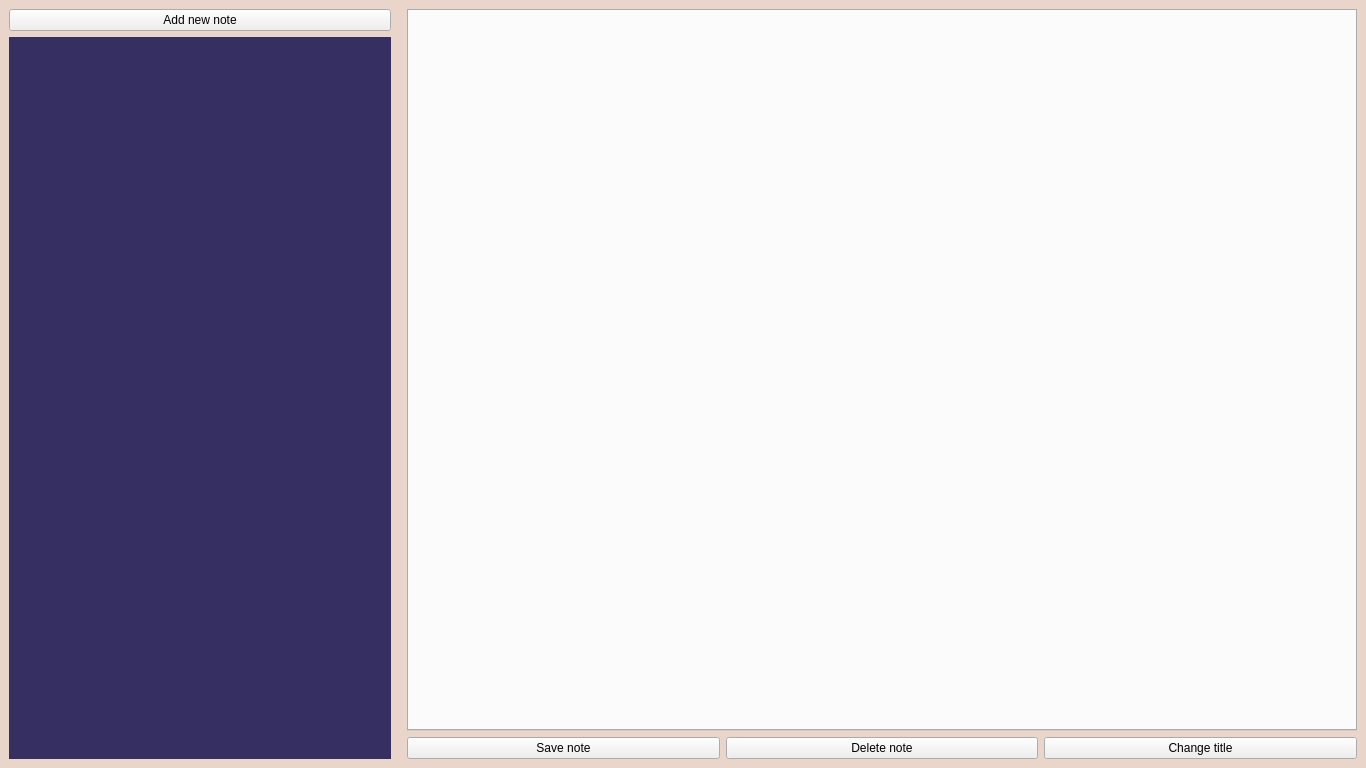
shawkyebrahim2514/To-DO-list-application, file Project/mainwindow.ui: the form before one commit.
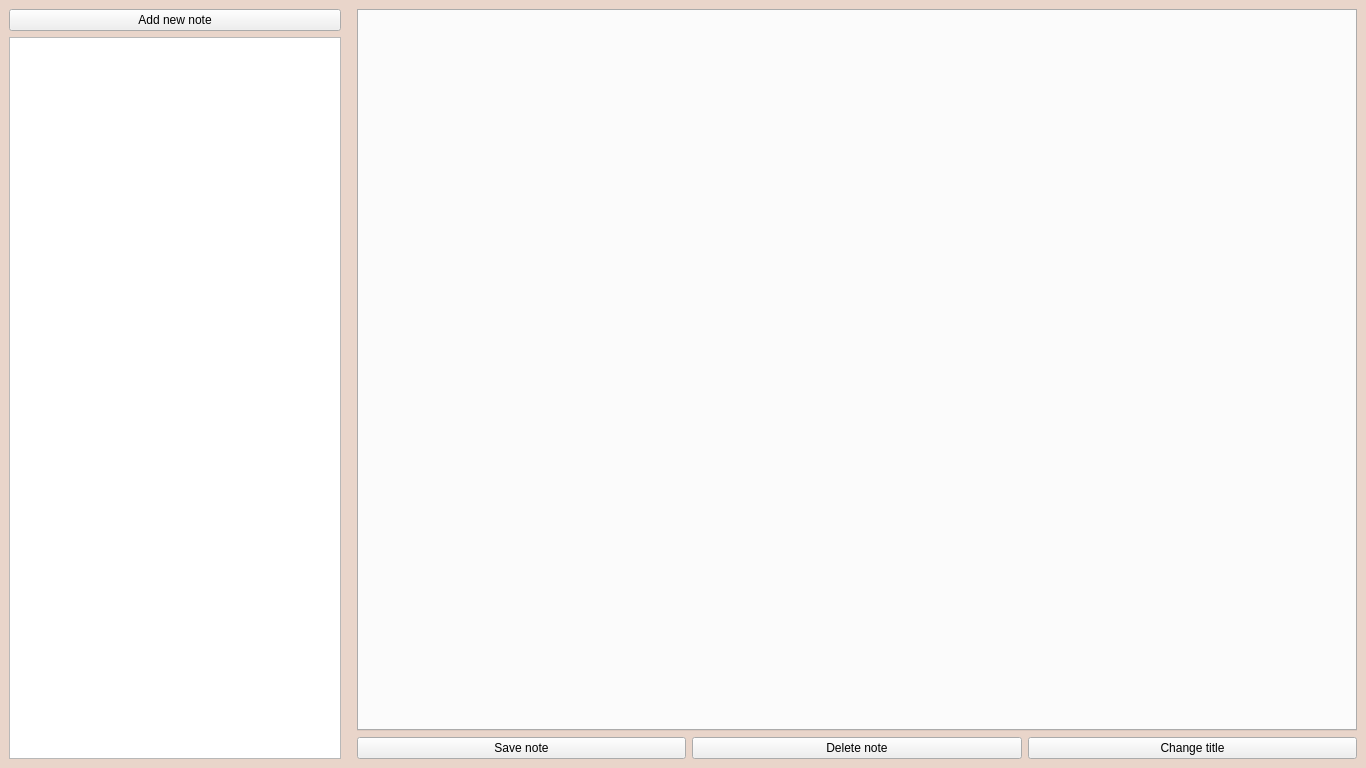
The form after the commit. Icons and pictures are not drawn.

```diff
--- a/Project/mainwindow.ui
+++ b/Project/mainwindow.ui
@@ -36,6 +36,12 @@
 background:rgb(233, 213, 202);border:none;
 }</string>
   </property>
+  <property name="iconSize">
+   <size>
+    <width>150</width>
+    <height>150</height>
+   </size>
+  </property>
   <widget class="QWidget" name="centralwidget">
    <property name="enabled">
     <bool>true</bool>
@@ -51,6 +57,12 @@
      <layout class="QVBoxLayout" name="verticalLayout">
       <item>
        <widget class="QPushButton" name="addNew">
+        <property name="cursor">
+         <cursorShape>PointingHandCursor</cursorShape>
+        </property>
+        <property name="styleSheet">
+         <string notr="true"/>
+        </property>
         <property name="text">
          <string>Add new note</string>
         </property>
@@ -59,31 +71,7 @@
       <item>
        <widget class="QListWidget" name="listWidget">
         <property name="styleSheet">
-         <string notr="true">QListWidget{
-outline: 0;
-font: 700 12pt &quot;Segoe UI&quot;;
-background:rgb(54, 48, 98);border:none;
-}
-
-QListWidget::item{
-
-background:white;
-height: 40px;
-padding:20px;
-border-bottom: 2px solid rgb(54, 48, 98);
-color:rgb(38, 70, 83);
-}
-
-QListWidget::item::hover{
-background-color:rgb(240, 240, 240);
-color:rgb(38, 70, 83);
-}
-
-QListWidget::ScrollBar::groove {
-    background: red;
-    position: absolute;
-    left: 4px; right: 4px;
-}</string>
+         <string notr="true"/>
         </property>
         <property name="horizontalScrollBarPolicy">
          <enum>Qt::ScrollBarAsNeeded</enum>
@@ -120,7 +108,7 @@
        <widget class="QTabWidget" name="tabWidget">
         <property name="minimumSize">
          <size>
-          <width>950</width>
+          <width>1000</width>
           <height>0</height>
          </size>
         </property>
```
Left out of the diff: 19 changed lines with no effect on the pictures.
